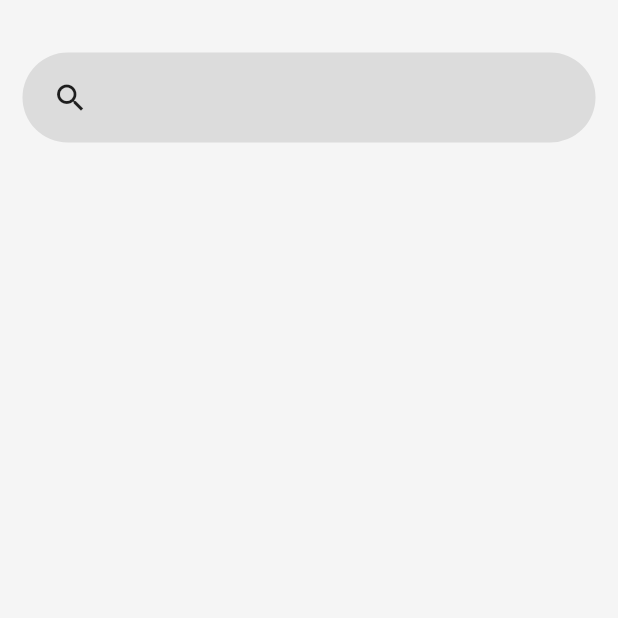
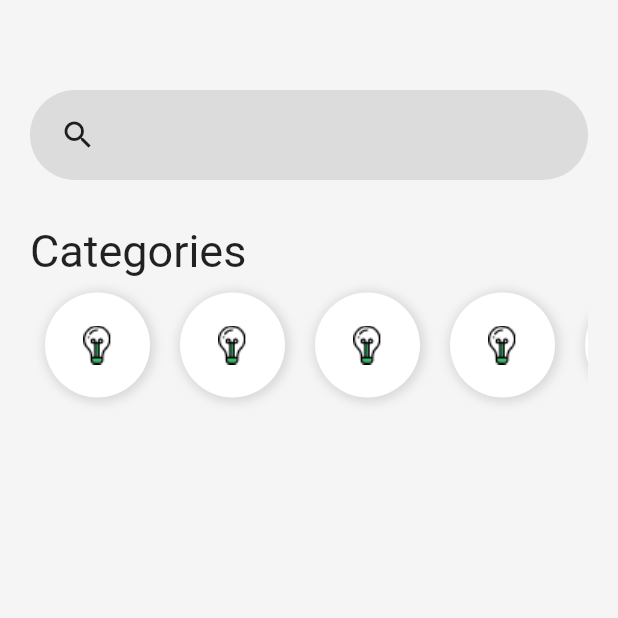
Before and after one commit to Senhordim/shopfy, a Flutter app: the screen it shows after launch, after a tap on "OK", on a phone screen of 412 x 824 dp, the top half of it. Run offline on Flutter 3.47's test engine with Material 2 defaults, Android fonts, the phone set to English and light mode, and no system bars.

```diff
--- a/lib/pages/home.page.dart
+++ b/lib/pages/home.page.dart
@@ -1,3 +1,5 @@
+import 'dart:convert';
+
 import 'package:flutter/material.dart';
 
 class HomePage extends StatelessWidget {
@@ -5,22 +7,32 @@ class HomePage extends StatelessWidget {
   Widget build(BuildContext context) {
     return Scaffold(
       body: Container(
-          padding: EdgeInsets.all(15),
+          padding: EdgeInsets.all(20),
           width: double.infinity,
           color: Color(0xffF5F5F5),
           child: Column(
+            mainAxisAlignment: MainAxisAlignment.start,
+            crossAxisAlignment: CrossAxisAlignment.start,
             children: <Widget>[
               SizedBox(
-                height: 20,
+                height: 40,
               ),
-              search(),
+              search(context),
+              SizedBox(
+                height: 30,
+              ),
+              Text(
+                "Categories",
+                style: TextStyle(fontSize: 30),
+              ),
+              categoryList(),
             ],
           )),
     );
   }
 }
 
-Widget search() {
+Widget search(BuildContext context) {
   return Container(
     padding: EdgeInsets.only(left: 20),
     width: double.infinity,
@@ -33,17 +45,12 @@ Widget search() {
       children: <Widget>[
         Icon(Icons.search),
         Container(
-          width: 300,
+          width: 276,
           padding: EdgeInsets.only(left: 10),
           child: TextFormField(
             keyboardType: TextInputType.text,
             decoration: InputDecoration(
               border: InputBorder.none,
-              // labelText: "Search",
-              // labelStyle: TextStyle(
-              //     color: Colors.blue,
-              //     fontWeight: FontWeight.w300,
-              //     fontSize: 16)
             ),
             style: TextStyle(
               fontSize: 20,
@@ -55,3 +62,41 @@ Widget search() {
     ),
   );
 }
+
+Widget categoryList() {
+  return Container(
+    height: 90,
+    child: ListView(
+      scrollDirection: Axis.horizontal,
+      children: <Widget>[
+        categoryitem(),
+        categoryitem(),
+        categoryitem(),
+        categoryitem(),
+        categoryitem(),
+        categoryitem()
+      ],
+    ),
+  );
+}
+
+Widget categoryitem() {
+  return Container(
+    width: 70,
+    height: 70,
+    margin: EdgeInsets.all(10),
+    padding: EdgeInsets.all(10),
+    decoration: BoxDecoration(
+        color: Colors.white,
+        boxShadow: [
+          BoxShadow(
+            color: Colors.black12,
+            offset: Offset(1, 1),
+            blurRadius: 5,
+            spreadRadius: 2,
+          )
+        ],
+        borderRadius: BorderRadius.all(Radius.circular(64))),
+    child: Image.asset("assets/images/Icon_Devices.png"),
+  );
+}
```
